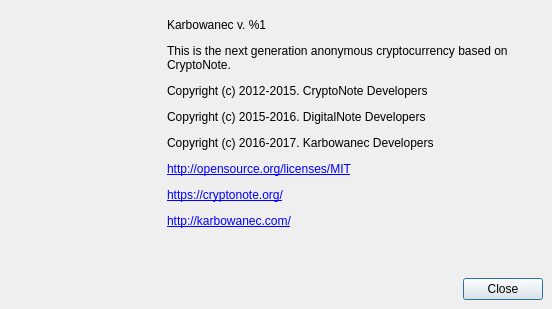
niobio-money/Wallet-gui, file src/gui/ui/aboutdialog.ui: the form before one commit.
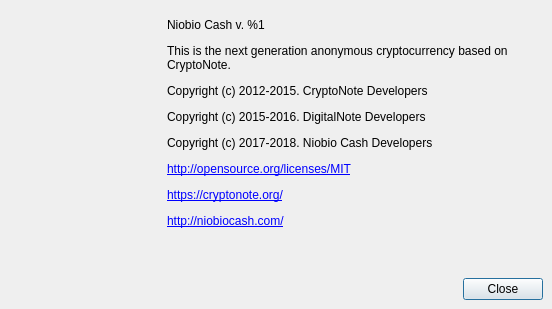
The form after the commit. Icons and pictures are not drawn.

```diff
--- a/src/gui/ui/aboutdialog.ui
+++ b/src/gui/ui/aboutdialog.ui
@@ -101,7 +101,7 @@
          </size>
         </property>
         <property name="text">
-         <string>&lt;html&gt;&lt;head/&gt;&lt;body&gt;&lt;p&gt;Karbowanec v. %1&lt;/p&gt;&lt;p&gt;This is the next generation anonymous cryptocurrency based on CryptoNote.&lt;/p&gt;&lt;p&gt;Copyright (c) 2012-2015. CryptoNote Developers&lt;/p&gt;&lt;p&gt;Copyright (c) 2015-2016. DigitalNote Developers&lt;/p&gt;&lt;p&gt;Copyright (c) 2016-2017. Karbowanec Developers&lt;/p&gt;&lt;p&gt;&lt;a href=&quot;http://opensource.org/licenses/MIT&quot;&gt;&lt;span style=&quot; text-decoration: underline; color:#0000ff;&quot;&gt;http://opensource.org/licenses/MIT&lt;/span&gt;&lt;/a&gt;&lt;/p&gt;&lt;p&gt;&lt;a href=&quot;https://cryptonote.org/&quot;&gt;&lt;span style=&quot; text-decoration: underline; color:#0000ff;&quot;&gt;https://cryptonote.org/&lt;/span&gt;&lt;/a&gt;&lt;/p&gt;&lt;p&gt;&lt;a href=&quot;http://karbowanec.com/&quot;&gt;&lt;span style=&quot; text-decoration: underline; color:#0000ff;&quot;&gt;http://karbowanec.com/&lt;/span&gt;&lt;/a&gt;&lt;/p&gt;&lt;/body&gt;&lt;/html&gt;</string>
+         <string>&lt;html&gt;&lt;head/&gt;&lt;body&gt;&lt;p&gt;Niobio Cash v. %1&lt;/p&gt;&lt;p&gt;This is the next generation anonymous cryptocurrency based on CryptoNote.&lt;/p&gt;&lt;p&gt;Copyright (c) 2012-2015. CryptoNote Developers&lt;/p&gt;&lt;p&gt;Copyright (c) 2015-2016. DigitalNote Developers&lt;/p&gt;&lt;p&gt;Copyright (c) 2017-2018. Niobio Cash Developers&lt;/p&gt;&lt;p&gt;&lt;a href=&quot;http://opensource.org/licenses/MIT&quot;&gt;&lt;span style=&quot; text-decoration: underline; color:#0000ff;&quot;&gt;http://opensource.org/licenses/MIT&lt;/span&gt;&lt;/a&gt;&lt;/p&gt;&lt;p&gt;&lt;a href=&quot;https://cryptonote.org/&quot;&gt;&lt;span style=&quot; text-decoration: underline; color:#0000ff;&quot;&gt;https://cryptonote.org/&lt;/span&gt;&lt;/a&gt;&lt;/p&gt;&lt;p&gt;&lt;a href=&quot;http://niobiocash.com/&quot;&gt;&lt;span style=&quot; text-decoration: underline; color:#0000ff;&quot;&gt;http://niobiocash.com/&lt;/span&gt;&lt;/a&gt;&lt;/p&gt;&lt;/body&gt;&lt;/html&gt;</string>
         </property>
         <property name="textFormat">
          <enum>Qt::RichText</enum>
```
